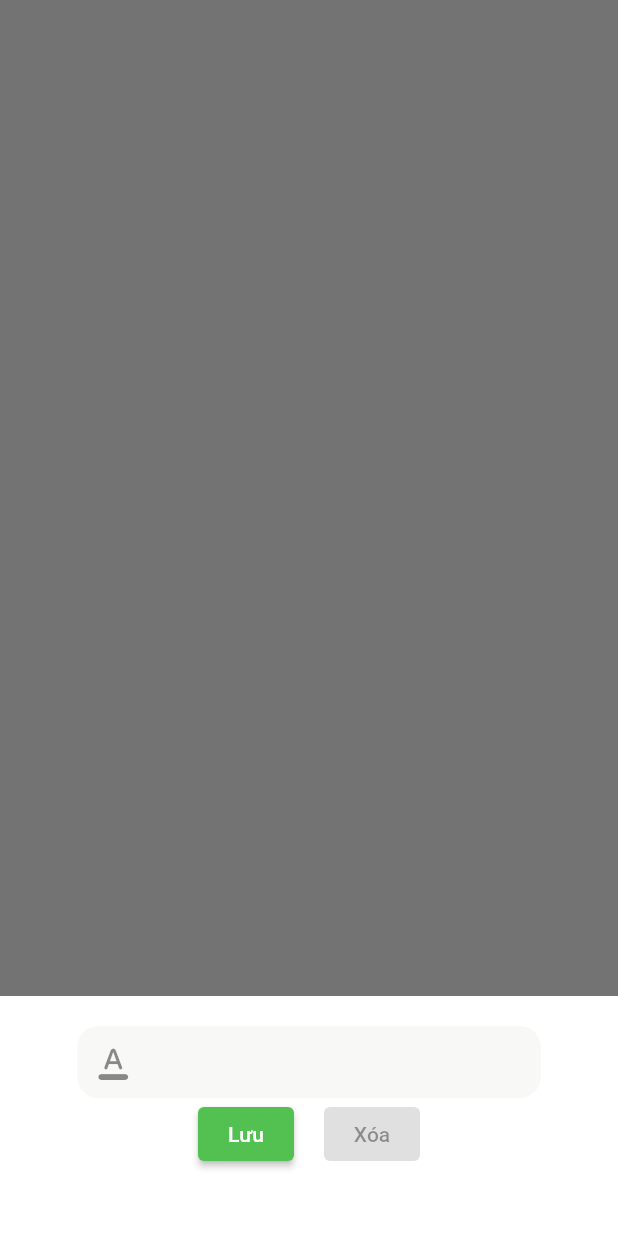
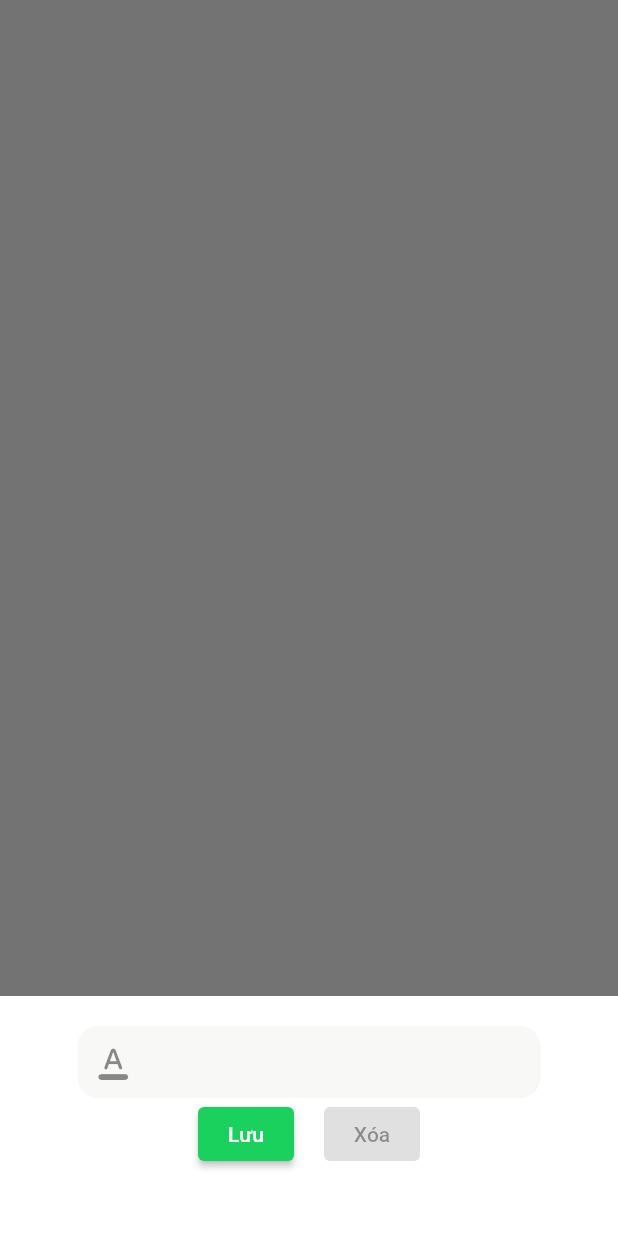
Before and after one commit to phamvmnhut/maintenance-app, a Flutter app: what addOrUpdateModal() shows on an empty page, opened directly, on a phone screen of 412 x 824 dp. Run offline on Flutter 3.47's test engine with Material 2 defaults, Android fonts, the phone set to English and light mode, and no system bars; our stand-ins replace cloud_firestore, dartz, equatable, firebase_auth, firebase_core, flutter_bloc and 3 more; accounts and stored records are empty.

Commit message:
Update color

```diff
--- a/lib/ui/device/modal_bottom_sheet_custom.dart
+++ b/lib/ui/device/modal_bottom_sheet_custom.dart
@@ -1,3 +1,4 @@
+import 'package:divice/config/color.dart';
 import 'package:flutter/material.dart';
 
 Future<String?> addOrUpdateModal(BuildContext context,
@@ -12,7 +13,7 @@ Future<String?> addOrUpdateModal(BuildContext context,
         return Padding(
           padding: MediaQuery.of(context).viewInsets,
           child: Container(
-            color: Colors.white,
+            color: AppColors.whiteColor,
             alignment: Alignment.topCenter,
             height: 160,
             child: Column(
@@ -23,7 +24,7 @@ Future<String?> addOrUpdateModal(BuildContext context,
                   width: MediaQuery.of(context).size.width * 0.75,
                   decoration: BoxDecoration(
                       borderRadius: BorderRadius.circular(14),
-                      color: const Color(0xFFF8F8F6)),
+                      color: AppColors.grayColor2),
                   child: TextField(
                     textAlignVertical: TextAlignVertical.center,
                     controller: textController,
@@ -39,7 +40,7 @@ Future<String?> addOrUpdateModal(BuildContext context,
                   children: [
                     ElevatedButton(
                         style: ElevatedButton.styleFrom(
-                            backgroundColor: const Color(0xFF53C052)),
+                            backgroundColor: AppColors.greenColor),
                         onPressed: () {
                           if (textController.text.isNotEmpty) {
                             result = textController.text;
@@ -50,7 +51,7 @@ Future<String?> addOrUpdateModal(BuildContext context,
                     const SizedBox(width: 20),
                     ElevatedButton(
                         style: ElevatedButton.styleFrom(
-                            backgroundColor: const Color(0xFFE43237)),
+                            backgroundColor: AppColors.redColor),
                         onPressed: stringInput.isNotEmpty
                             ? () async {
                                 await alertDialogDelete(context).then((value) {
@@ -86,10 +87,10 @@ Future<String?> alertDialogDelete(BuildContext context) async {
                 result = 'isDelete';
                 Navigator.pop(context);
               },
-              child: const Text(
+              child: Text(
                 'Confirm',
                 style: TextStyle(
-                  color: Colors.red,
+                  color: AppColors.redColor,
                 ),
               )),
           TextButton(
```
Also changed, not shown: lib/ui/device/device.dart (+10 -5 lines), lib/ui/device/device_detail.dart (+8 -7 lines), lib/ui/device/dropdown_custom.dart (+4 -3 lines), lib/ui/device/equipment_container.dart (+5 -4 lines), lib/ui/device/model_container.dart (+6 -5 lines), lib/ui/home/bottom_bar.dart (+3 -4 lines).
